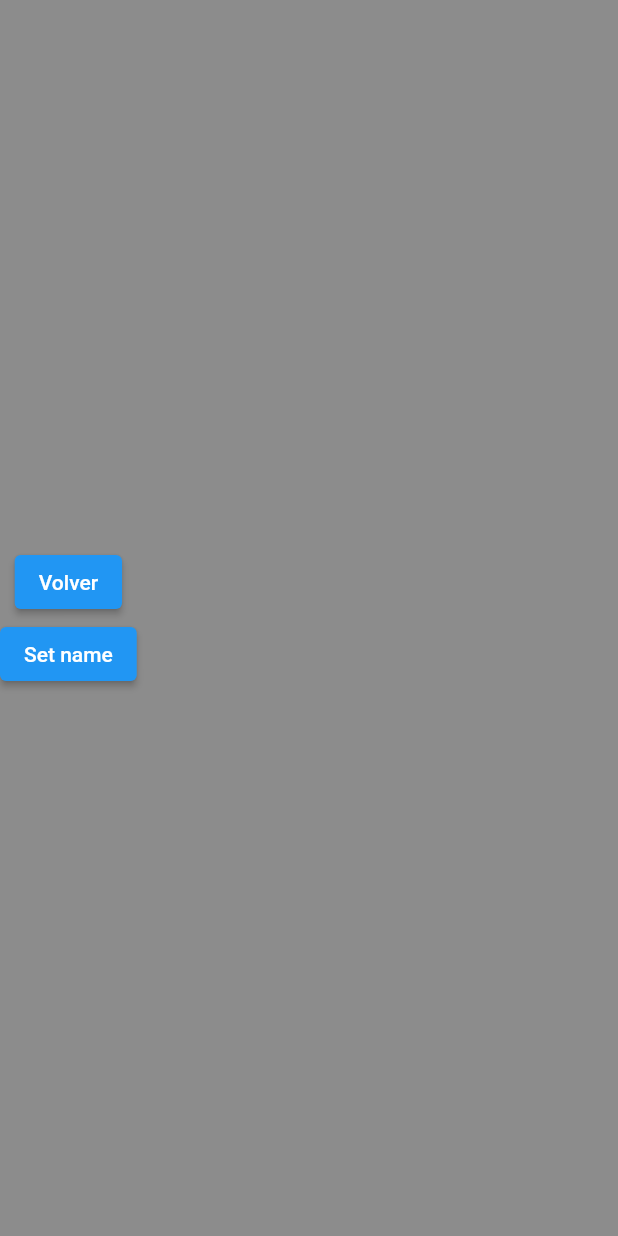
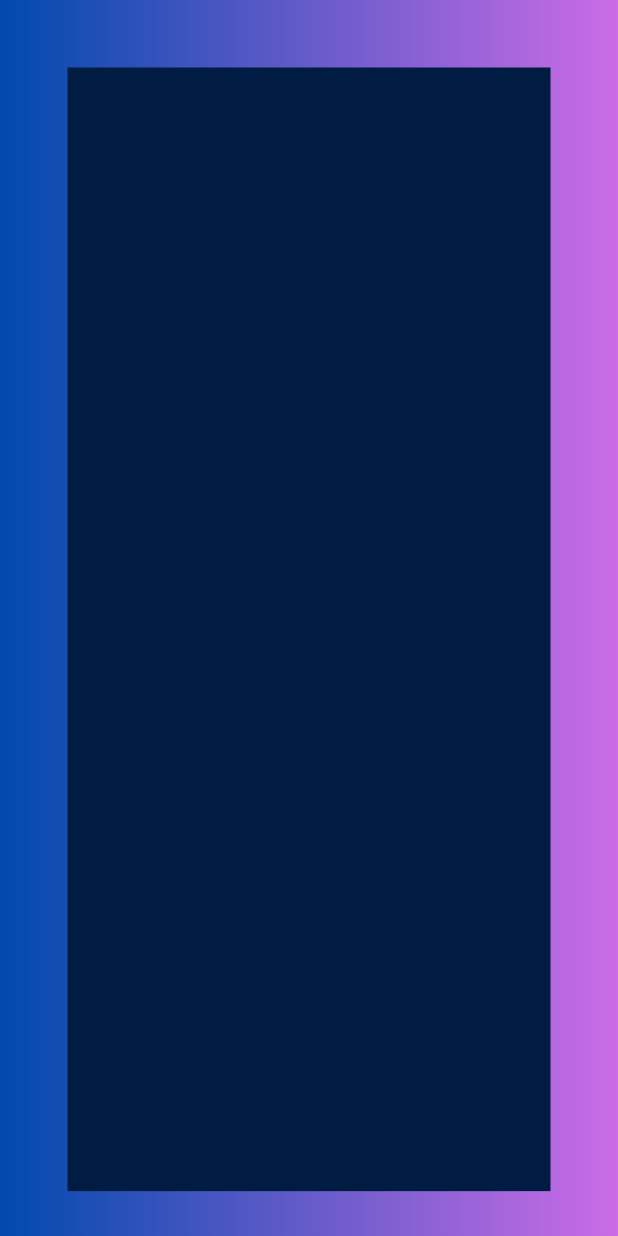
Before and after one commit to nanofrks/ATM, a Flutter app: the Homeview screen opened directly, on a phone screen of 412 x 824 dp. Run offline on Flutter 3.47's test engine with Material 2 defaults, Android fonts, the phone set to English and light mode, and no system bars.

Commit message:
layout vistas

```diff
--- a/lib/views/home_view.dart
+++ b/lib/views/home_view.dart
@@ -9,21 +9,35 @@ class Homeview extends StatelessWidget{
   Widget build(BuildContext context){
     return Scaffold(
       backgroundColor: Colors.black45,
-      body: Column(
-        mainAxisAlignment: MainAxisAlignment.center,
+
+      body: Stack(
         children: [
-          ElevatedButton(
-            onPressed: (){
-              Navigator.pop(context);
-              },
-              child: Text('Volver')),
 
-          ElevatedButton(
-            onPressed: (){
+          //degradado del fondo
+          Container(
+            height: MediaQuery.of(context).size.height,
+            width: MediaQuery.of(context).size.width,
+            decoration: const BoxDecoration(
+            gradient: LinearGradient(
+              colors: <Color>[
+               Color.fromRGBO(0, 74, 173, 1),
+               Color.fromRGBO(203, 108, 230, 1),
+              ],
+            ),
+            ),
+          ),
 
-            },
-            child: Text('Set name'))
-        ],
+          ListView( //todo el contenido que está en pantalla
+              children: <Widget>[
+                Container(
+                  padding: const EdgeInsets.only(left: 128, right: 128),
+                  margin: const EdgeInsets.all(45),
+                  height: MediaQuery.of(context).size.height/1.1,
+                  color: const Color.fromRGBO(0, 28, 66, 1),
+                )
+              ],
+          )
+        ]
       )
     );
   }
--- a/lib/views/login_view.dart
+++ b/lib/views/login_view.dart
@@ -94,6 +94,8 @@ class LoginView extends StatelessWidget {
                         alignment: Alignment.center,
                         height: 120,
                         ),
+
+                      //ir a registrarse
                       TextButton(
                         onPressed: (){
                           Navigator.push(context, MaterialPageRoute(builder: (_)=> const Registerview()));
@@ -112,9 +114,6 @@ class LoginView extends StatelessWidget {
               ],
             )
           ),
-
-
-
         ],
       ),
     );
```
Also changed, not shown: lib/views/register.dart (+24 -11 lines).
